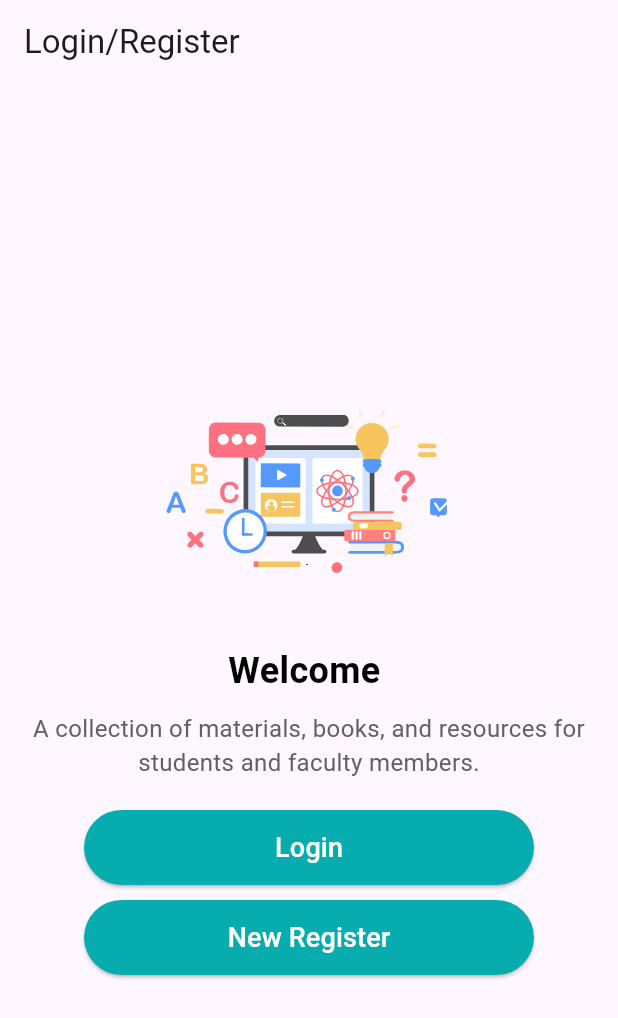
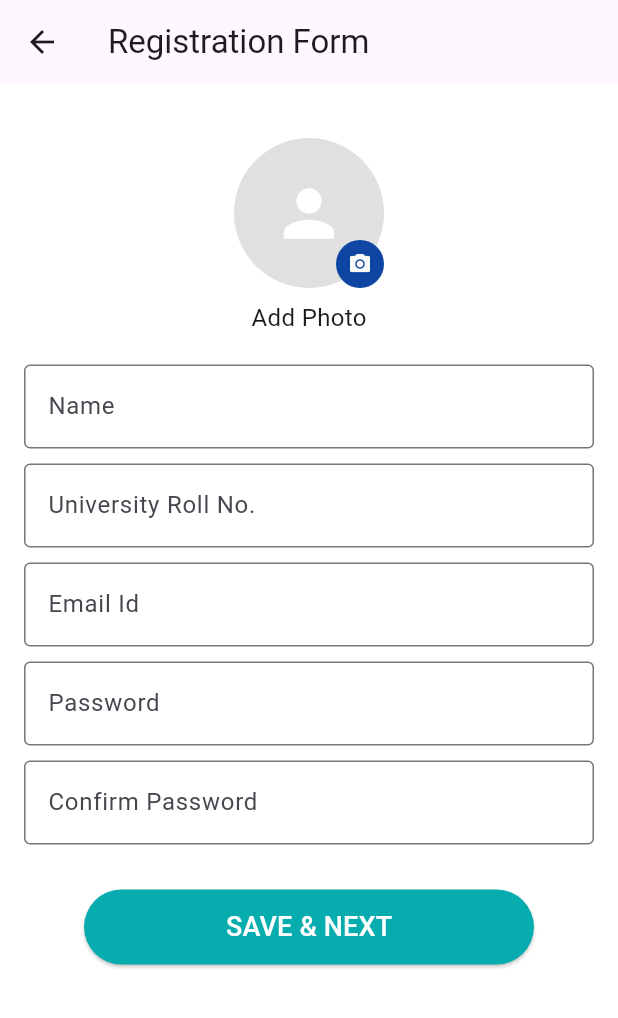
Before and after one commit to MontasirOpi/library_management_system, a Flutter app: the screen it shows after launch, after a tap on "New Register", on a phone screen of 412 x 824 dp. Shown: the top 1018 px of the screen. Run offline on Flutter 3.47's test engine with Material 3 defaults, Android fonts, the phone set to English and light mode, and no system bars; our stand-ins replace flutter_svg.

Commit message:
auth ui complated

```diff
--- a/lib/app/assets_path.dart
+++ b/lib/app/assets_path.dart
@@ -1,7 +1,9 @@
 class AssetsPath {
- static const String _logoPath= 'assets/images';
- static const String appLogoSvg= '$_logoPath/logo.svg';
-  static const String welcomeLogoSvg= '$_logoPath/welcome_logo.svg';
-//  static const String navBarAppLogoSvg= '$_imagePath/logo_nav.svg';
-//  static const String shoe= '$_imagePath/nike_shoe.png';
+  static const String _logoPath = 'assets/images';
+  static const String appLogoSvg = '$_logoPath/logo.svg';
+  static const String appLoginSvg = '$_logoPath/login.svg';
+  static const String appRegSvg = '$_logoPath/reg.svg';
+
+  //  static const String navBarAppLogoSvg= '$_imagePath/logo_nav.svg';
+  //  static const String shoe= '$_imagePath/nike_shoe.png';
 }
--- a/lib/features/auth/ui/screens/login_reg_screen.dart
+++ b/lib/features/auth/ui/screens/login_reg_screen.dart
@@ -2,6 +2,10 @@ import 'package:flutter/material.dart';
 import 'package:flutter_svg/svg.dart';
 import 'package:library_management_system/app/app_color.dart';
 import 'package:library_management_system/app/assets_path.dart';
+import 'package:library_management_system/features/auth/ui/screens/login_screen.dart';
+import 'package:library_management_system/features/auth/ui/screens/registation_profile_screen.dart';
+import 'package:library_management_system/features/auth/ui/screens/registation_screen.dart';
+import 'package:library_management_system/features/auth/ui/screens/widgets/custom_button.dart';
 
 class LoginRegScreen extends StatelessWidget {
   const LoginRegScreen({super.key});
@@ -10,7 +14,8 @@ class LoginRegScreen extends StatelessWidget {
   Widget build(BuildContext context) {
     return Scaffold(
       appBar: AppBar(title: Text('Login/Register')),
-      body: Center(
+      body: SingleChildScrollView(
+        child: Center(
           child: Padding(
             padding: const EdgeInsets.all(16.0),
             child: Column(
@@ -39,36 +44,31 @@ class LoginRegScreen extends StatelessWidget {
                   ),
                 ),
                 const SizedBox(height: 20),
-              ElevatedButton(
+                CustomButton(
+                  text: 'Login',
                   onPressed: () {
-                  // Navigate to login screen
+                    Navigator.push(
+                      context,
+                      MaterialPageRoute(
+                        builder: (context) => const LoginScreen(),
+                      ),
+                    );
                   },
-                style: ElevatedButton.styleFrom(
-                  minimumSize: Size(300, 50), // Set width and height
-                  backgroundColor: AppColors.themeColor,
-                ),
-                child: Text(
-                  'Login',
-                  style: TextStyle(color: Colors.white,
-                   fontSize: 18,),
-                ),
                 ),
                 const SizedBox(height: 10),
-              ElevatedButton(
-                onPressed: () {},
-                style: ElevatedButton.styleFrom(
-                  minimumSize: Size(300, 50),
-                  backgroundColor:
-                      AppColors.themeColor, // Set width and height
+                CustomButton(
+                  text: 'New Register',
+                  onPressed: () {
+                    Navigator.push(
+                      context,
+                      MaterialPageRoute(
+                        builder: (context) => RegistationProfileScreen(),
                       ),
-                child: Text(
-                  'New Register',
-                  style: TextStyle(color: Colors.white,
-                  fontSize: 18, // Set font size),
-                ),
-              ),
+                    );
+                  },
                 ),
               ],
+            ),
           ),
         ),
       ),
--- /dev/null
+++ b/lib/features/auth/ui/screens/registation_profile_screen.dart
@@ -0,0 +1,120 @@
+import 'package:flutter/material.dart';
+import 'package:library_management_system/app/app_color.dart';
+import 'package:library_management_system/features/auth/ui/screens/registation_screen.dart';
+import 'package:library_management_system/features/auth/ui/screens/widgets/build_text_field_widget.dart';
+import 'package:library_management_system/features/auth/ui/screens/widgets/custom_button.dart';
+
+class RegistationProfileScreen extends StatefulWidget {
+  const RegistationProfileScreen({super.key});
+
+  @override
+  State<RegistationProfileScreen> createState() =>
+      _RegistationProfileScreenState();
+}
+
+class _RegistationProfileScreenState
+    extends State<RegistationProfileScreen> {
+  final TextEditingController nameController =
+      TextEditingController();
+  final TextEditingController rollController =
+      TextEditingController();
+  final TextEditingController emailController =
+      TextEditingController();
+  final TextEditingController passwordController =
+      TextEditingController();
+  final TextEditingController confirmPasswordController =
+      TextEditingController();
+
+  @override
+  void dispose() {
+    nameController.dispose();
+    rollController.dispose();
+    emailController.dispose();
+    passwordController.dispose();
+    confirmPasswordController.dispose();
+    super.dispose();
+  }
+
+  @override
+  Widget build(BuildContext context) {
+    return Scaffold(
+      appBar: AppBar(title: const Text("Registration Form")),
+      backgroundColor: Colors.white,
+      body: SafeArea(
+        child: SingleChildScrollView(
+          padding: const EdgeInsets.all(16),
+          child: Column(
+            children: [
+              const SizedBox(height: 20),
+              Stack(
+                children: [
+                  CircleAvatar(
+                    radius: 50,
+                    backgroundColor: Colors.grey[300],
+                    child: const Icon(
+                      Icons.person,
+                      size: 50,
+                      color: Colors.white,
+                    ),
+                  ),
+                  Positioned(
+                    bottom: 0,
+                    right: 0,
+                    child: CircleAvatar(
+                      backgroundColor: Colors.blue.shade900,
+                      radius: 16,
+                      child: const Icon(
+                        Icons.camera_alt,
+                        size: 16,
+                        color: Colors.white,
+                      ),
+                    ),
+                  ),
+                ],
+              ),
+              const SizedBox(height: 8),
+              const Text("Add Photo", style: TextStyle(fontSize: 16)),
+              const SizedBox(height: 20),
+              BuildTextField(
+                hintText: "Name",
+                controller: nameController,
+              ),
+              const SizedBox(height: 10),
+              BuildTextField(
+                hintText: "University Roll No.",
+                controller: rollController,
+              ),
+              const SizedBox(height: 10),
+              BuildTextField(
+                hintText: "Email Id",
+                controller: emailController,
+              ),
+              const SizedBox(height: 10),
+              BuildTextField(
+                hintText: "Password",
+                controller: passwordController,
+              ),
+              const SizedBox(height: 10),
+              BuildTextField(
+                hintText: "Confirm Password",
+                controller: confirmPasswordController,
+              ),
+              const SizedBox(height: 30),
+              CustomButton(
+                text: 'SAVE & NEXT',
+                onPressed: () {
+                  Navigator.push(
+                    context,
+                    MaterialPageRoute(
+                      builder: (context) => const RegistationScreen(),
+                    ),
+                  );
+                },
+              ),
+            ],
+          ),
+        ),
+      ),
+    );
+  }
+}
--- a/lib/features/auth/ui/screens/splash_screen.dart
+++ b/lib/features/auth/ui/screens/splash_screen.dart
@@ -1,9 +1,26 @@
 import 'package:flutter/material.dart';
 import 'package:flutter_svg/svg.dart';
 import 'package:library_management_system/app/assets_path.dart';
+import 'package:library_management_system/features/auth/ui/screens/login_reg_screen.dart';
 
-class SplashScreen extends StatelessWidget {
+class SplashScreen extends StatefulWidget {
   const SplashScreen({super.key});
+
+  @override
+  State<SplashScreen> createState() => _SplashScreenState();
+}
+
+class _SplashScreenState extends State<SplashScreen> {
+  @override
+  void initState() {
+    super.initState();
+    Future.delayed(const Duration(seconds: 3), () {
+      Navigator.pushReplacement(
+        context,
+        MaterialPageRoute(builder: (context) => const LoginRegScreen()),
+      );
+    });
+  }
 
   @override
   Widget build(BuildContext context) {
@@ -17,12 +34,11 @@ class SplashScreen extends StatelessWidget {
               AssetsPath.appLogoSvg,
               width: 200,
               height: 200,
-              placeholderBuilder:
-                  (context) => CircularProgressIndicator(),
+              placeholderBuilder: (context) => const CircularProgressIndicator(),
               semanticsLabel: 'App Logo',
             ),
-
-            Text(
+            const SizedBox(height: 20),
+            const Text(
               'Library Management System',
               style: TextStyle(
                 fontSize: 24,
@@ -30,8 +46,6 @@ class SplashScreen extends StatelessWidget {
                 color: Colors.deepPurple,
               ),
             ),
-            const SizedBox(height: 20),
-
           ],
         ),
       ),
--- /dev/null
+++ b/lib/features/auth/ui/screens/widgets/build_text_field_widget.dart
@@ -0,0 +1,24 @@
+import 'package:flutter/material.dart';
+
+class BuildTextField extends StatelessWidget {
+  final String hintText;
+  final TextEditingController controller;
+
+  const BuildTextField({
+    super.key,
+    required this.hintText,
+    required this.controller,
+  });
+
+  @override
+  Widget build(BuildContext context) {
+    return TextField(
+      controller: controller,
+      decoration: InputDecoration(
+
+        hintText: hintText,
+        border: OutlineInputBorder(),
+      ),
+    );
+  }
+}
--- /dev/null
+++ b/lib/features/auth/ui/screens/widgets/custom_button.dart
@@ -0,0 +1,31 @@
+import 'package:flutter/material.dart';
+import 'package:library_management_system/app/app_color.dart';
+
+class CustomButton extends StatelessWidget {
+  final String text;
+  final VoidCallback onPressed;
+
+  const CustomButton({
+    super.key,
+    required this.text,
+    required this.onPressed,
+  });
+
+  @override
+  Widget build(BuildContext context) {
+    return ElevatedButton(
+      onPressed: onPressed,
+      style: ElevatedButton.styleFrom(
+        minimumSize: const Size(300, 50),
+        backgroundColor: AppColors.themeColor,
+      ),
+      child: Text(
+        text,
+        style: const TextStyle(
+          color: Colors.white,
+          fontSize: 18,
+        ),
+      ),
+    );
+  }
+}
--- a/lib/main.dart
+++ b/lib/main.dart
@@ -14,12 +14,9 @@ class MyApp extends StatelessWidget {
   Widget build(BuildContext context) {
     return MaterialApp(
       title: 'Flutter Demo',
-      theme: ThemeData(
 
-        colorScheme: ColorScheme.fromSeed(seedColor: Colors.deepPurple),
-      ),
-      home: //SplashScreen(),
-      LoginRegScreen(),
+      home: SplashScreen(),
+
     );
   }
 }
```
Also changed, not shown: lib/features/auth/ui/screens/login_screen.dart (added, +69 -0 lines), lib/features/auth/ui/screens/registation_screen.dart (added, +66 -0 lines), assets/images/reg.svg (added), lib/home_screeen.dart (deleted), 1 other file. Lines whose indentation alone changed are shown as unchanged.
